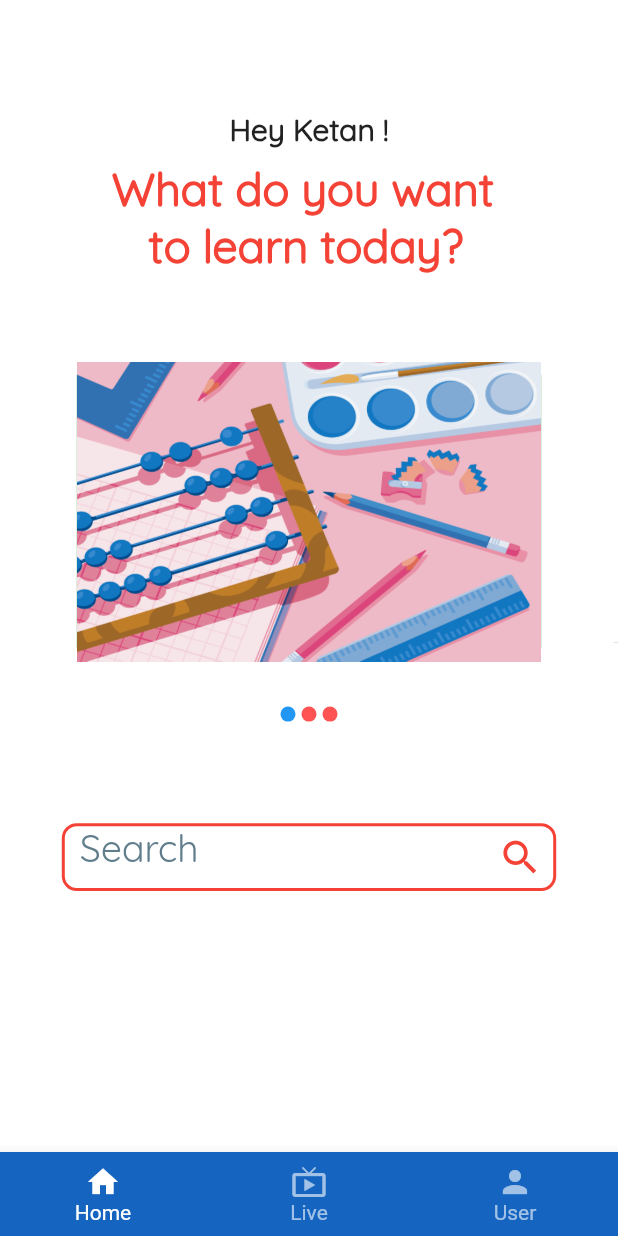
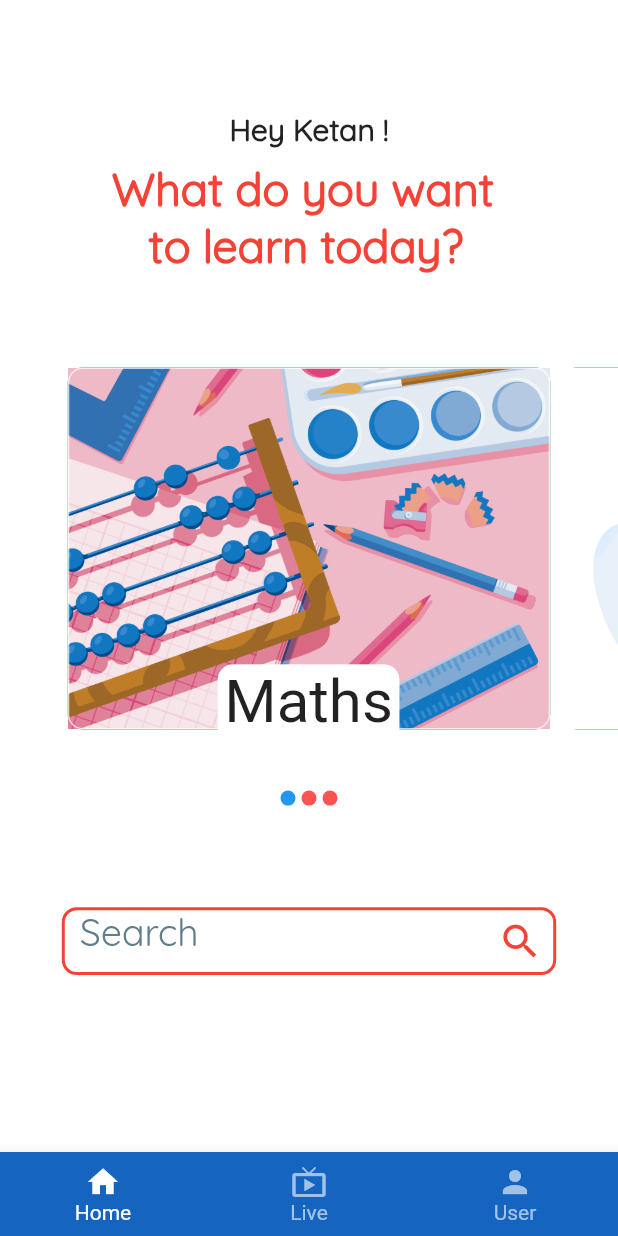
Before and after one commit to ketan-glitch/edu_app, a Flutter app: the screen it shows after launch, on a phone screen of 412 x 824 dp. Run offline on Flutter 3.47's test engine with Material 2 defaults, Android fonts, the phone set to English and light mode, and no system bars; drawn by our look-alikes of carousel_slider.

Commit message:
more widgets

```diff
--- a/lib/pages/home.dart
+++ b/lib/pages/home.dart
@@ -1,4 +1,6 @@
 import 'package:edu_app/widgets/carousel.dart';
+import 'package:edu_app/widgets/navBar.dart';
+import 'package:edu_app/widgets/searchBar.dart';
 import 'package:flutter/material.dart';
 
 class Home extends StatefulWidget {
@@ -11,7 +13,7 @@ class _HomeState extends State<Home> {
   Widget build(BuildContext context) {
     Size size = MediaQuery.of(context).size;
     return Scaffold(
-      backgroundColor: Colors.white,
+      backgroundColor: Colors.white70,
       body: SingleChildScrollView(
         child: Column(
           // mainAxisAlignment: MainAxisAlignment.end,
@@ -27,52 +29,11 @@ class _HomeState extends State<Home> {
               ),
             ),
             SizedBox(height: size.height * 0.01),
-            Text(
-              'What do you want \n   to learn today?',
-              style: TextStyle(
-                fontSize: 30,
-                color: Colors.red,
-                fontWeight: FontWeight.bold,
-                fontFamily: 'QuickSand',
-              ),
-            ),
+            WelcomeText(),
             SizedBox(height: size.height * 0.07),
             Carousel(),
             SizedBox(height: size.height * 0.07),
-            Container(
-              margin: EdgeInsets.only(
-                left: size.width * 0.1,
-                right: size.width * 0.1,
-              ),
-              height: size.height * 0.055,
-              decoration: BoxDecoration(
-                color: Colors.white,
-                borderRadius: BorderRadius.circular(10),
-              ),
-              child: TextField(
-                style: TextStyle(fontSize: 20),
-                decoration: InputDecoration(
-                  hintText: "Search",
-                  hintStyle: TextStyle(
-                    color: Colors.blueGrey,
-                    fontSize: 25,
-                    fontFamily: 'QuickSand',
-                  ),
-                  enabledBorder: OutlineInputBorder(
-                      borderRadius: BorderRadius.all(Radius.circular(10)),
-                      borderSide: BorderSide(width: 2, color: Colors.red)),
-                  focusedBorder: OutlineInputBorder(
-                      borderRadius: BorderRadius.all(Radius.circular(10)),
-                      borderSide: BorderSide(width: 2, color: Colors.red)),
-                  suffixIcon: Icon(
-                    Icons.search,
-                    color: Colors.red,
-                    size: 30,
-                  ),
-                ),
-              ),
-            ),
-            SizedBox(height: 100),
+            Search(size: size),
           ],
         ),
       ),
@@ -81,35 +42,21 @@ class _HomeState extends State<Home> {
   }
 }
 
-class BottomNavBar extends StatelessWidget {
-  const BottomNavBar({
+class WelcomeText extends StatelessWidget {
+  const WelcomeText({
     Key key,
   }) : super(key: key);
 
   @override
   Widget build(BuildContext context) {
-    return BottomNavigationBar(
-      type: BottomNavigationBarType.fixed,
-      backgroundColor: Colors.blue[800],
-      selectedItemColor: Colors.white,
-      unselectedItemColor: Colors.white.withOpacity(.60),
-      selectedFontSize: 14,
-      unselectedFontSize: 14,
-      onTap: (value) {},
-      items: [
-        BottomNavigationBarItem(
-          label: 'Home',
-          icon: Icon(Icons.home),
-        ),
-        BottomNavigationBarItem(
-          label: 'Live',
-          icon: Icon(Icons.live_tv),
-        ),
-        BottomNavigationBarItem(
-          label: 'User',
-          icon: Icon(Icons.person),
-        ),
-      ],
+    return Text(
+      'What do you want \n   to learn today?',
+      style: TextStyle(
+        fontSize: 30,
+        color: Colors.red,
+        fontWeight: FontWeight.bold,
+        fontFamily: 'QuickSand',
+      ),
     );
   }
 }
--- a/lib/widgets/carousel.dart
+++ b/lib/widgets/carousel.dart
@@ -1,3 +1,4 @@
+import 'package:flutter/cupertino.dart';
 import 'package:flutter/foundation.dart';
 import 'package:flutter/material.dart';
 import 'package:carousel_slider/carousel_slider.dart';
@@ -35,9 +36,9 @@ class _CarouselState extends State<Carousel> {
         crossAxisAlignment: CrossAxisAlignment.center,
         children: <Widget>[
           CarouselSlider(
-            height: 200,
+            height: 256,
             initialPage: 0,
-            enlargeCenterPage: true,
+            // enlargeCenterPage: true,
             reverse: false,
             // autoPlay: true,
             enableInfiniteScroll: false,
@@ -51,19 +52,62 @@ class _CarouselState extends State<Carousel> {
                 builder: (BuildContext context) {
                   return Stack(
                     children: [
-                      Card(),
-                      Container(
-                        width: MediaQuery.of(context).size.width,
-                        margin: EdgeInsets.symmetric(horizontal: 10),
-                        decoration: BoxDecoration(
-                          color: Colors.green,
-                          borderRadius: BorderRadius.circular(10),
+                      Card(
+                        color: Colors.green,
+                        elevation: 0,
+                        shape: RoundedRectangleBorder(
+                            side: BorderSide(
+                              color: Colors.white70,
+                              width: 1,
+                            ),
+                            borderRadius: BorderRadius.circular(10)
                         ),
-                        child: Image.asset(
-                          imgUrl,
-                          fit: BoxFit.fill,
+                        child: Container(
+                          width: MediaQuery.of(context).size.width,
+                          // margin: EdgeInsets.symmetric(horizontal: 10),
+                          decoration: BoxDecoration(
+                            color: Colors.green,
+                            borderRadius: BorderRadius.circular(10),
+                          ),
+                          // child: Image.asset(
+                          //   imgUrl,
+                          //   fit: BoxFit.fill,
+                          // ),
+                          child: Image(
+                            fit: BoxFit.fill,
+                            image: AssetImage(imgUrl),
+                          ),
                         ),
-                      )
+                      ),
+                      Positioned(
+                        left: 100,
+                        bottom: 0,
+                        child: Card(
+                          elevation: 0,
+                          shape: RoundedRectangleBorder(
+                            side: BorderSide(
+                              color: Colors.white70,
+                              width: 1,
+                            ),
+                            borderRadius: BorderRadius.only(topRight: Radius.circular(10), topLeft: Radius.circular(10))
+                          ),
+                          child: Container(
+                            decoration: BoxDecoration(
+                              borderRadius: BorderRadius.circular(20)
+                            ),
+                            height: 50,
+                            width: 121,
+                            child: Center(
+                              child: Text(
+                                'Maths',
+                                style: TextStyle(
+                                  fontSize: 40
+                                ),
+                              ),
+                            ),
+                          ),
+                        ),
+                      ),
                     ],
                   );
                 },
--- /dev/null
+++ b/lib/widgets/navBar.dart
@@ -0,0 +1,35 @@
+import 'package:flutter/material.dart';
+
+
+class BottomNavBar extends StatelessWidget {
+  const BottomNavBar({
+    Key key,
+  }) : super(key: key);
+
+  @override
+  Widget build(BuildContext context) {
+    return BottomNavigationBar(
+      type: BottomNavigationBarType.fixed,
+      backgroundColor: Colors.blue[800],
+      selectedItemColor: Colors.white,
+      unselectedItemColor: Colors.white.withOpacity(.60),
+      selectedFontSize: 14,
+      unselectedFontSize: 14,
+      onTap: (value) {},
+      items: [
+        BottomNavigationBarItem(
+          label: 'Home',
+          icon: Icon(Icons.home),
+        ),
+        BottomNavigationBarItem(
+          label: 'Live',
+          icon: Icon(Icons.live_tv),
+        ),
+        BottomNavigationBarItem(
+          label: 'User',
+          icon: Icon(Icons.person),
+        ),
+      ],
+    );
+  }
+}
--- /dev/null
+++ b/lib/widgets/searchBar.dart
@@ -0,0 +1,54 @@
+import 'package:flutter/material.dart';
+
+class Search extends StatelessWidget {
+  const Search({
+    Key key,
+    @required this.size,
+  }) : super(key: key);
+
+  final Size size;
+
+  @override
+  Widget build(BuildContext context) {
+    // Size size = MediaQuery.of(context).size;
+    return Container(
+      margin: EdgeInsets.only(
+        left: size.width * 0.1,
+        right: size.width * 0.1,
+      ),
+      height: size.height * 0.055,
+      decoration: BoxDecoration(
+        color: Colors.white,
+        borderRadius: BorderRadius.circular(10),
+      ),
+      child: TextField(
+        style: TextStyle(fontSize: 20),
+        decoration: InputDecoration(
+          hintText: "Search",
+          hintStyle: TextStyle(
+            color: Colors.blueGrey,
+            fontSize: 25,
+            fontFamily: 'QuickSand',
+          ),
+          enabledBorder: OutlineInputBorder(
+            borderRadius: BorderRadius.all(
+              Radius.circular(10),
+            ),
+            borderSide: BorderSide(width: 2, color: Colors.red),
+          ),
+          focusedBorder: OutlineInputBorder(
+            borderRadius: BorderRadius.all(
+              Radius.circular(10),
+            ),
+            borderSide: BorderSide(width: 2, color: Colors.red),
+          ),
+          suffixIcon: Icon(
+            Icons.search,
+            color: Colors.red,
+            size: 30,
+          ),
+        ),
+      ),
+    );
+  }
+}
```
